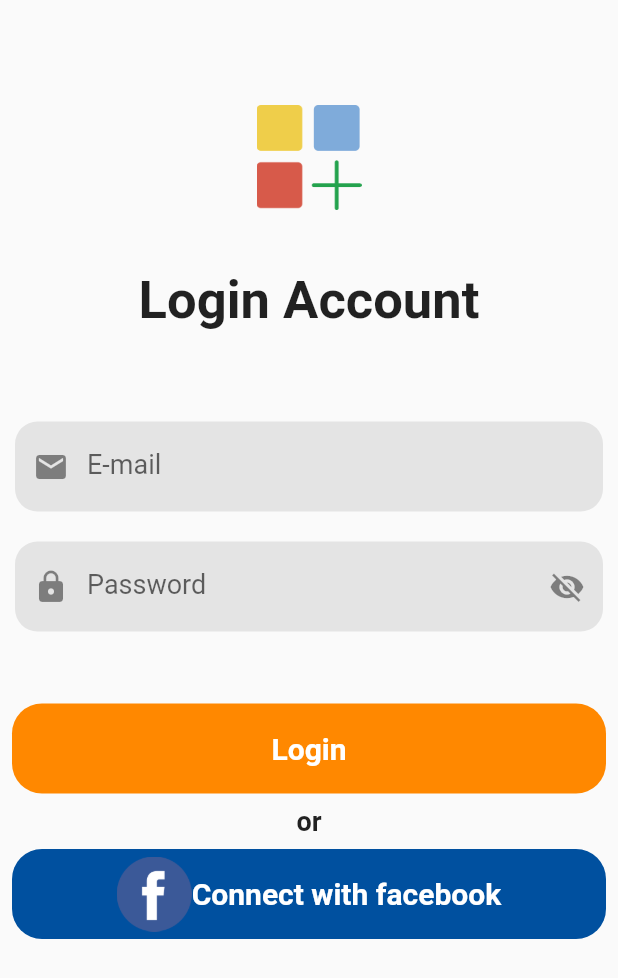
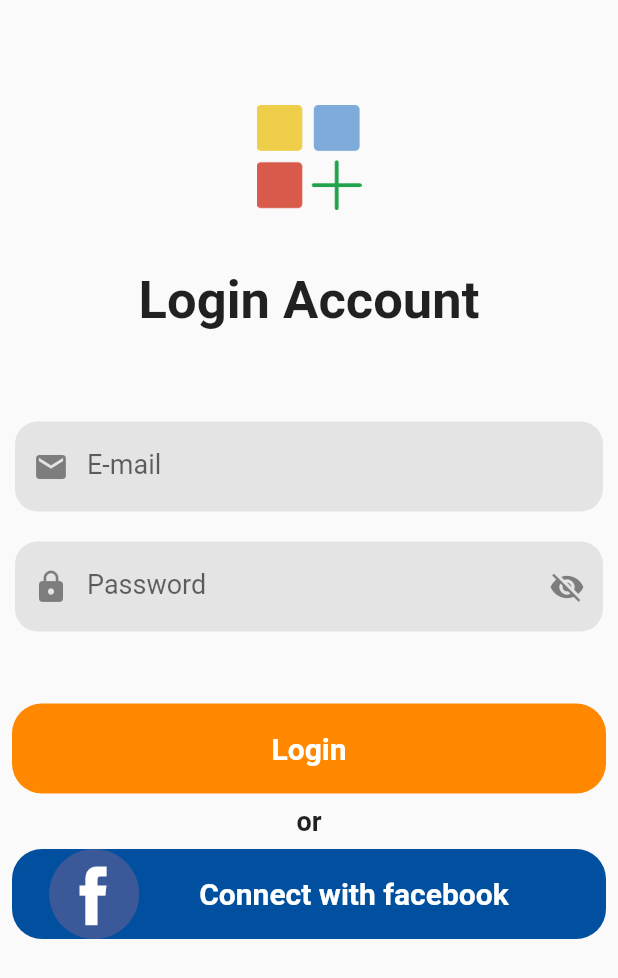
Before and after one commit to luonverak/FirebaseFlutter-2-3, a Flutter app: the screen it shows after launch, on a phone screen of 412 x 824 dp. Shown: the top 978 px of the screen. Run offline on Flutter 3.47's test engine with Material 2 defaults, Android fonts, the phone set to English and light mode, and no system bars; our stand-ins replace firebase_core, get; accounts and stored records are empty.

Commit message:
code commit

```diff
--- a/lib/auth/widget/button_custom.dart
+++ b/lib/auth/widget/button_custom.dart
@@ -28,20 +28,19 @@ class ButtonCustom extends StatelessWidget {
           children: [
             icon == null
                 ? const Text('')
-                : Padding(
-                    padding: const EdgeInsets.only(top: 5, bottom: 5),
-                    child: Image.asset(
+                : Image.asset(
                     icon!,
                   ),
-                  ),
-            Text(
+            Padding(
+              padding: const EdgeInsets.symmetric(horizontal: 40),
+              child: Text(
                 text,
                 style: TextStyle(
                   color: color,
                   fontWeight: FontWeight.bold,
                   fontSize: 20,
                 ),
-              textAlign: TextAlign.center,
+              ),
             ),
           ],
         ),
```
Lines whose indentation alone changed are shown as unchanged.
